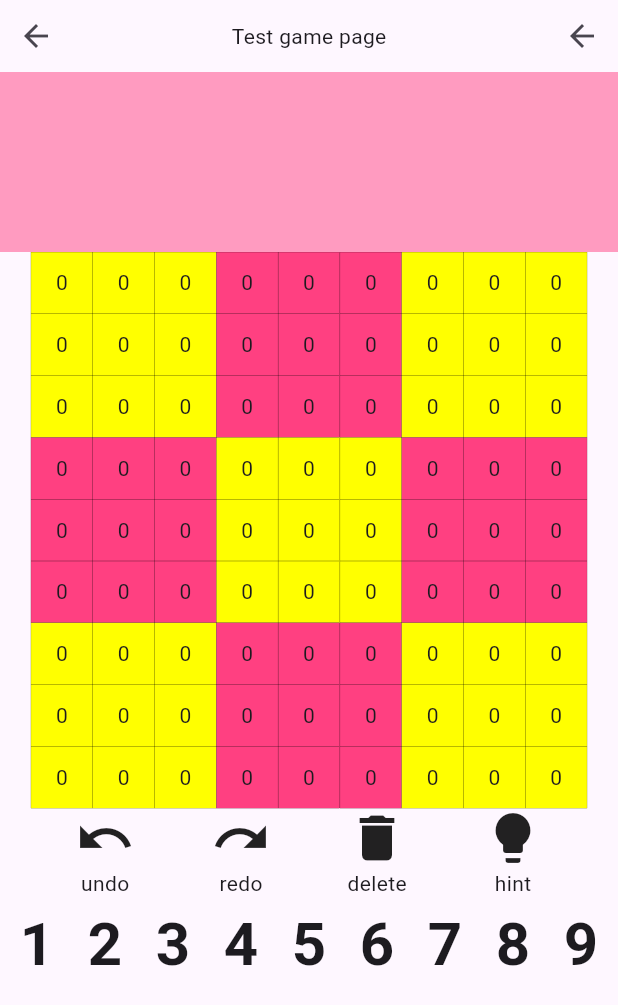
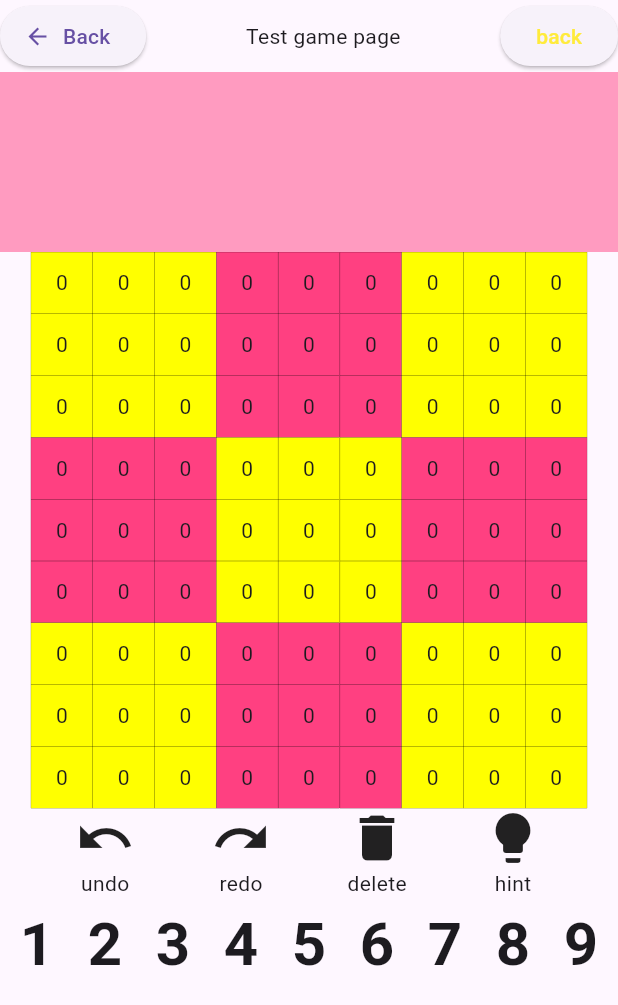
Before and after one commit to hungnh219/SudokuApp, a Flutter app: the HomePage screen opened directly, after a tap on "continue", on a phone screen of 412 x 824 dp. Shown: the top 1005 px of the screen. Run offline on Flutter 3.47's test engine with Material 3 defaults, Android fonts, the phone set to English and light mode, and no system bars; our stand-ins replace flutter_bloc.

Commit message:
[add] update game page

```diff
--- a/lib/presentation/screens/game/test_game_page.dart
+++ b/lib/presentation/screens/game/test_game_page.dart
@@ -1,8 +1,11 @@
 import 'package:flutter/material.dart';
+import 'package:sudoku/presentation/screens/game/game_page.dart';
 import 'package:sudoku/presentation/screens/game/widget/action_button_custom.dart';
 import 'package:sudoku/presentation/screens/game/widget/board_game.dart';
 import 'package:sudoku/presentation/screens/game/widget/game_info.dart';
 import 'package:sudoku/presentation/screens/game/widget/number_button.dart';
+import 'package:sudoku/presentation/screens/home/home_page.dart';
+import 'package:sudoku/presentation/widgets/back_button/BackButton.dart';
 
 class TestGamePage extends StatelessWidget {
   const TestGamePage({super.key});
@@ -19,9 +22,12 @@ class TestGamePage extends StatelessWidget {
             Row(
               mainAxisAlignment: MainAxisAlignment.spaceBetween,
               children: [
-              BackButton(),
+              // BackButtonCustom(),
+              ElevatedButton.icon(onPressed: () {
+                Navigator.push(context, MaterialPageRoute(builder: (context) => HomePage()));
+              }, icon: Icon(Icons.arrow_back), label: Text('Back')),
               Text('Test game page'),
-              BackButton(),
+              BackButtonCustom()
             ],),
             GameInfo(),
             GameBoard(),
--- a/lib/presentation/screens/splash/splash_page.dart
+++ b/lib/presentation/screens/splash/splash_page.dart
@@ -10,6 +10,7 @@ class SplashPage extends StatelessWidget {
 
   @override
   Widget build(BuildContext context) {
+    int heightScreen = MediaQuery.of(context).size.height.toInt();
     // Future.delayed(Duration(seconds: 200), () {
     //   Navigator.push(
     //     context,
@@ -47,6 +48,10 @@ class SplashPage extends StatelessWidget {
                     child: Text('Next'),
                   ),
                 ),
+              Positioned(
+                top: heightScreen * 0.45,
+                child: Image.asset('assets/images/splash-sudoku-board.png'),
+              )
             ],
           ),
         ),
--- a/lib/presentation/widgets/back_button/BackButton.dart
+++ b/lib/presentation/widgets/back_button/BackButton.dart
@@ -1,8 +1,8 @@
 import 'package:flutter/material.dart';
 import 'package:flutter/widgets.dart';
 
-class BackButton extends StatelessWidget {
-  const BackButton({super.key});
+class BackButtonCustom extends StatelessWidget {
+  const BackButtonCustom({super.key});
 
   @override
   Widget build(BuildContext context) {
```
